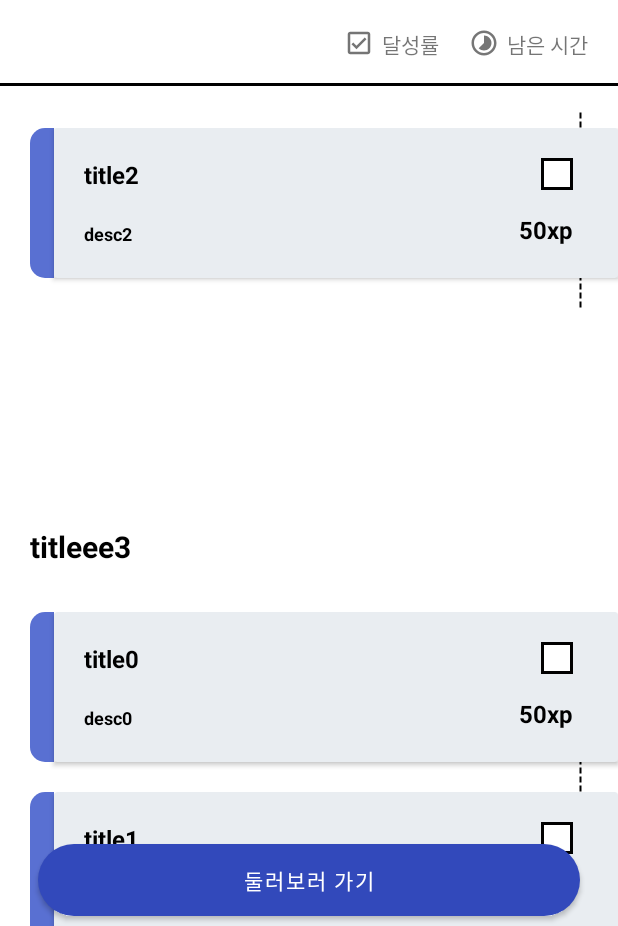
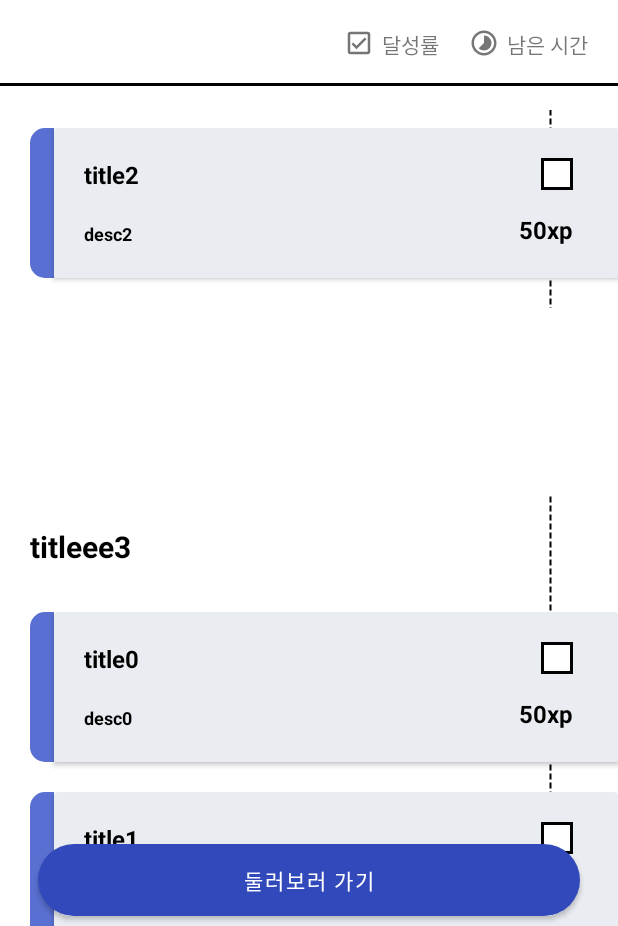
Before and after one commit to team-garosero/HobbyRoadmap, an Android app: the RoadmapFragment screen opened directly, with no data from a screen before it, scrolled down 1430 dp, on a phone screen of 412 x 824 dp. Shown: the part 282-1208 px from the top of the screen. Run offline under Robolectric (Android 15) with nearby library versions, the phone set to English and light mode, and no system bars.

Commit message:
syllabus layout

```diff
--- a/app/src/main/java/com/garosero/android/hobbyroadmap/syllabus/SyllabusParentAdapter.java
+++ b/app/src/main/java/com/garosero/android/hobbyroadmap/syllabus/SyllabusParentAdapter.java
@@ -41,6 +41,7 @@ public class SyllabusParentAdapter extends RecyclerView.Adapter<SyllabusParentAd
 
             syllabusTitle = itemView.findViewById(R.id.tv_syllabus_title);
             recyclerView = itemView.findViewById(R.id.rv_course);
+            // todo 첫 요소일경우 imageview invisioble
         }
     }
 }
--- a/app/src/main/res/layout/recyclerview_syllabus_parent.xml
+++ b/app/src/main/res/layout/recyclerview_syllabus_parent.xml
@@ -1,28 +1,42 @@
 <?xml version="1.0" encoding="utf-8"?>
 <androidx.constraintlayout.widget.ConstraintLayout xmlns:android="http://schemas.android.com/apk/res/android"
+    xmlns:tools="http://schemas.android.com/tools"
     android:layout_width="match_parent"
     android:layout_height="match_parent"
-    android:layout_marginTop="20dp"
     android:layout_marginStart="20dp"
     xmlns:app="http://schemas.android.com/apk/res-auto">
+
+    <ImageView
+        android:layout_width="90dp"
+        android:layout_height="0dp"
+        android:id="@+id/iv_dashline"
+        android:src="@drawable/dash_line"
+        android:layerType="software"
+        app:layout_constraintTop_toTopOf="parent"
+        app:layout_constraintBottom_toTopOf="@id/rv_course"
+        app:layout_constraintEnd_toEndOf="parent"/>
 
     <TextView
         android:layout_width="wrap_content"
         android:layout_height="wrap_content"
+        android:layout_marginTop="20dp"
         android:id="@+id/tv_syllabus_title"
         android:text="HTML 배우기"
         android:textSize="20sp"
         android:textColor="@color/black"
         android:textStyle="bold"
         app:layout_constraintTop_toTopOf="parent"
+        app:layout_constraintBottom_toTopOf="@id/rv_course"
         app:layout_constraintStart_toStartOf="parent"/>
 
     <!-- recylerview course child -->
     <androidx.recyclerview.widget.RecyclerView
-        android:layout_width="match_parent"
+        android:id="@+id/rv_course"
+        android:layout_width="0dp"
         android:layout_height="wrap_content"
         android:layout_marginTop="30dp"
-        android:id="@+id/rv_course"
-        app:layout_constraintTop_toBottomOf="@id/tv_syllabus_title"/>
+        app:layout_constraintTop_toBottomOf="@id/tv_syllabus_title"
+        app:layout_constraintStart_toStartOf="parent"
+        app:layout_constraintEnd_toEndOf="parent" />
 
 </androidx.constraintlayout.widget.ConstraintLayout>
--- a/app/src/main/res/layout/recylerview_course_child.xml
+++ b/app/src/main/res/layout/recylerview_course_child.xml
@@ -76,7 +76,7 @@
     </androidx.cardview.widget.CardView>
 
     <ImageView
-        android:layout_width="50dp"
+        android:layout_width="90dp"
         android:layout_height="20dp"
         android:src="@drawable/dash_line"
         android:layerType="software"
```
